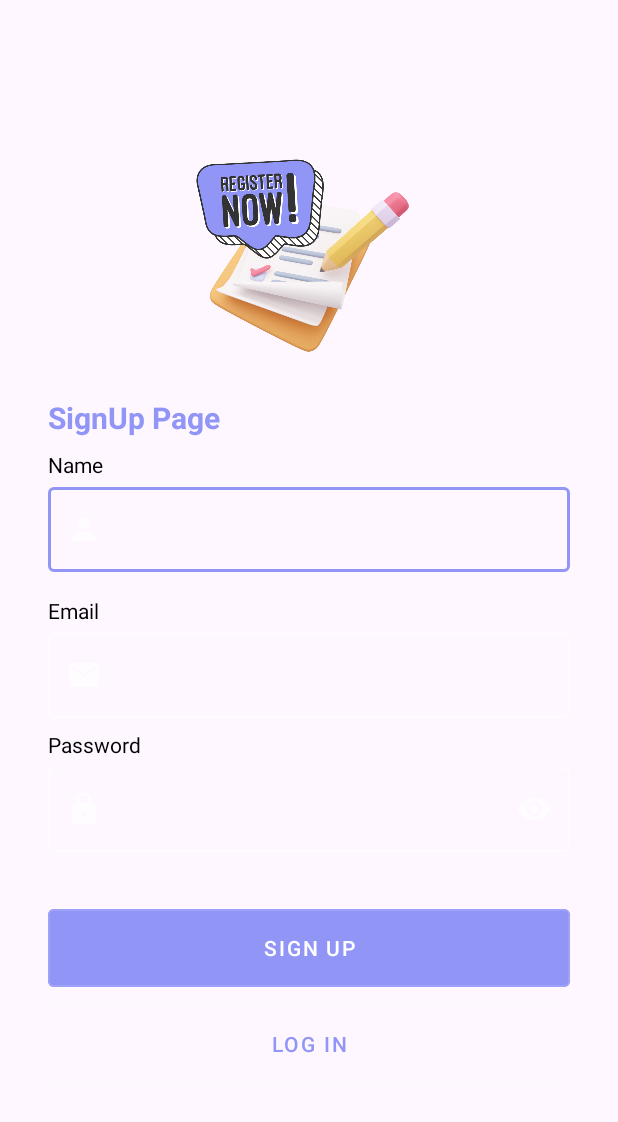
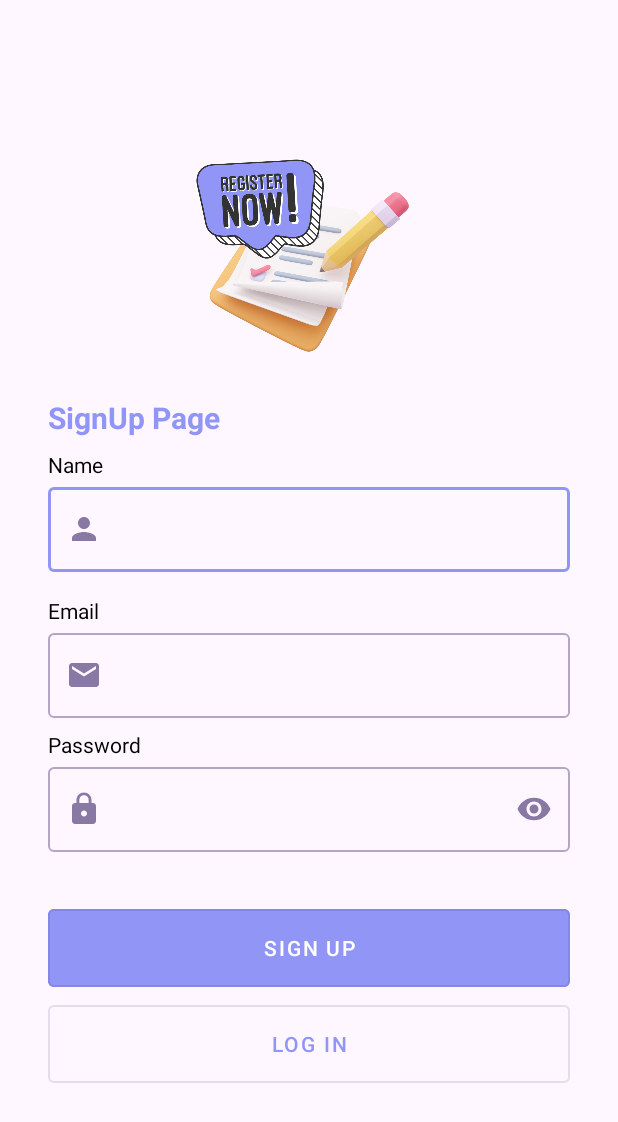
Before and after one commit to putrija/AplikasiStoryKu, an Android app: the screen it shows after launch (SignupActivity), after a tap on "SIGN UP", on a phone screen of 412 x 824 dp. Shown: the top 1122 px of the screen. Run offline under Robolectric (Android 15) with nearby library versions, the phone set to English and light mode, and no system bars; pictures from the network do not load; 1 other tap on this screen came first.

Commit message:
commit ketujuhbelas - submission 1 selesai!

```diff
--- a/app/src/main/java/com/dicoding/aplikasistoryku/customview/EmailValidationTextView.kt
+++ b/app/src/main/java/com/dicoding/aplikasistoryku/customview/EmailValidationTextView.kt
@@ -4,6 +4,7 @@ import android.content.Context
 import android.text.Editable
 import android.text.TextWatcher
 import android.util.AttributeSet
+import com.dicoding.aplikasistoryku.R
 import com.google.android.material.textfield.TextInputEditText
 import java.util.regex.Pattern
 
@@ -30,7 +31,7 @@ class EmailValidationEditText : TextInputEditText {
 
             override fun onTextChanged(s: CharSequence?, start: Int, before: Int, count: Int) {
                 if (!isValidEmail(s.toString())) {
-                    setError("Email tidak valid")
+                    setError(context.getString(R.string.email_invalid_message))
                 } else {
                     error = null
                 }
--- a/app/src/main/java/com/dicoding/aplikasistoryku/customview/PasswordValidationEditText.kt
+++ b/app/src/main/java/com/dicoding/aplikasistoryku/customview/PasswordValidationEditText.kt
@@ -4,6 +4,7 @@ import android.content.Context
 import android.text.Editable
 import android.text.TextWatcher
 import android.util.AttributeSet
+import com.dicoding.aplikasistoryku.R
 import com.google.android.material.textfield.TextInputEditText
 
 class PasswordValidationEditText : TextInputEditText {
@@ -30,7 +31,7 @@ class PasswordValidationEditText : TextInputEditText {
 
             override fun afterTextChanged(s: Editable?) {
                 if (s.toString().length < 8) {
-                    error = "Password tidak boleh kurang dari 8 karakter"
+                    error = context.getString(R.string.password_length_message)
                 } else {
                     error = null
                 }
--- a/app/src/main/java/com/dicoding/aplikasistoryku/view/addStory/AddStoryActivity.kt
+++ b/app/src/main/java/com/dicoding/aplikasistoryku/view/addStory/AddStoryActivity.kt
@@ -34,9 +34,7 @@ class AddStoryActivity : AppCompatActivity() {
         binding = ActivityAddStoryBinding.inflate(layoutInflater)
         setContentView(binding.root)
 
-        supportActionBar?.setDisplayHomeAsUpEnabled(true)
-        supportActionBar?.setDisplayShowHomeEnabled(true)
-        supportActionBar?.title = ""
+        supportActionBar?.hide()
 
         binding.galleryButton.setOnClickListener { startGallery() }
         binding.cameraButton.setOnClickListener { startCamera() }
--- a/app/src/main/java/com/dicoding/aplikasistoryku/view/login/LoginActivity.kt
+++ b/app/src/main/java/com/dicoding/aplikasistoryku/view/login/LoginActivity.kt
@@ -15,15 +15,13 @@ import com.dicoding.aplikasistoryku.data.api.ApiResponse
 import com.dicoding.aplikasistoryku.data.pref.UserModel
 import com.dicoding.aplikasistoryku.databinding.ActivityLoginBinding
 import com.dicoding.aplikasistoryku.view.ViewModelFactory
-import com.dicoding.aplikasistoryku.view.addStory.AddStoryActivity
 import com.dicoding.aplikasistoryku.view.main.MainActivity
 import com.dicoding.aplikasistoryku.view.signup.SignupActivity
 
 class LoginActivity : AppCompatActivity() {
-    private val viewModel by viewModels<LoginViewModel> {
-        ViewModelFactory(this)
-    }
     private lateinit var binding: ActivityLoginBinding
+
+    private val viewModel by viewModels<LoginViewModel> { ViewModelFactory(this) }
 
     override fun onCreate(savedInstanceState: Bundle?) {
         super.onCreate(savedInstanceState)
--- a/app/src/main/res/values/strings.xml
+++ b/app/src/main/res/values/strings.xml
@@ -16,5 +16,8 @@
     <string name="empty_description_warning">Please Insert the Description!</string>
     <string name="tambahkan_deskripsi_post">Add the description…</string>
     <string name="bahasa">Language</string>
-    <string name="setting">Setting</string>
+    <string name="email_invalid_message">Invalid Email</string>
+    <string name="password_length_message">Password must be at least 8 characters long</string>
+    <string name="logout_success_message">Logout successful</string>
+    <string name="signup_failed">Signup Failed</string>
 </resources>
--- a/app/src/main/res/values/themes.xml
+++ b/app/src/main/res/values/themes.xml
@@ -5,13 +5,14 @@
          <item name="colorPrimary">@color/purple</item>
          <item name="colorSecondary">@color/dark_purple</item>
          <item name="colorTertiary">@color/white</item>
-        <item name="colorOnSurface">@color/white</item>
-        <item name="android:textColorPrimary">@color/white</item>
+        <item name="colorOnSurface">@color/dark_purple</item>
+        <item name="android:textColorPrimary">@color/black</item>
         <item name="toolbarStyle">@style/Theme.Custom.Toolbar</item>
     </style>
 
     <style name="Theme.Custom.Toolbar" parent="Widget.Material3.Toolbar">
         <item name="android:background">@color/purple</item>
+        <item name="android:titleTextColor">@color/white</item>
     </style>
 
     <style name="Theme.AplikasiStoryKu" parent="Base.Theme.AplikasiStoryKu" />
```
Also changed, not shown: app/src/main/java/com/dicoding/aplikasistoryku/view/detail/DetailActivity.kt (+6 -11 lines), app/src/main/java/com/dicoding/aplikasistoryku/view/main/MainActivity.kt (+4 -4 lines), app/src/main/java/com/dicoding/aplikasistoryku/view/signup/SignupActivity.kt (+8 -3 lines), 1 other file.
